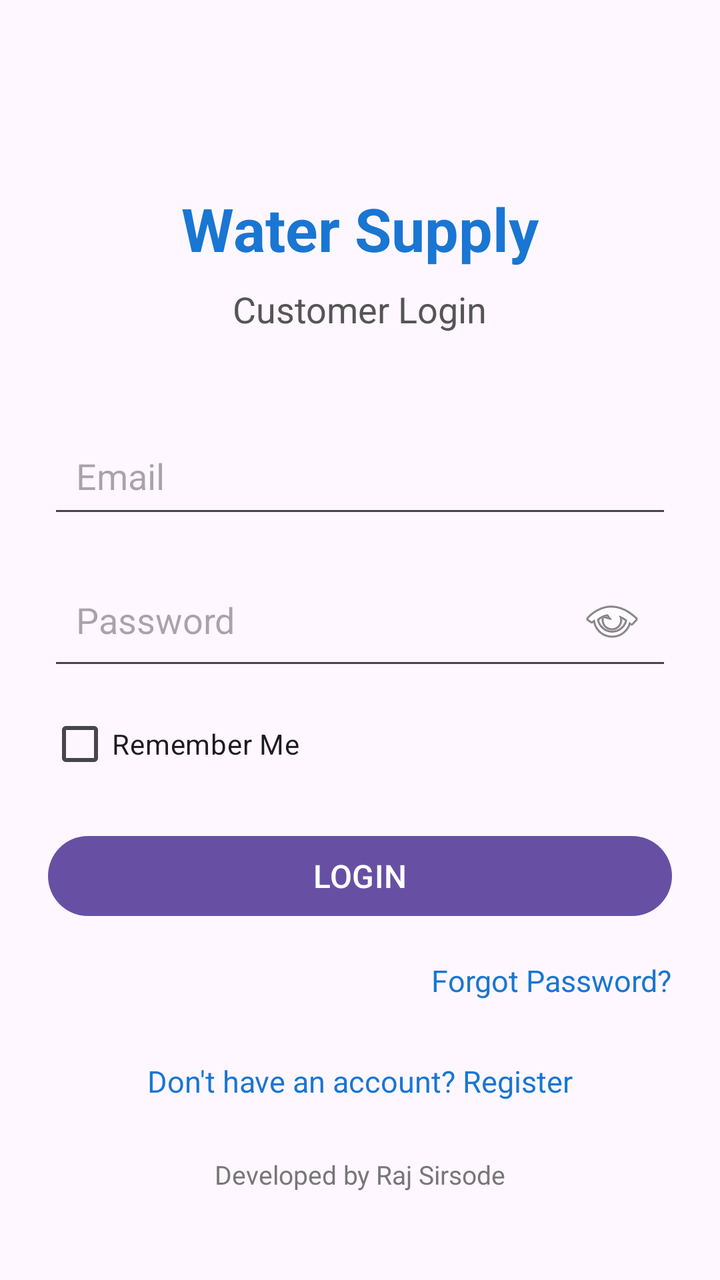
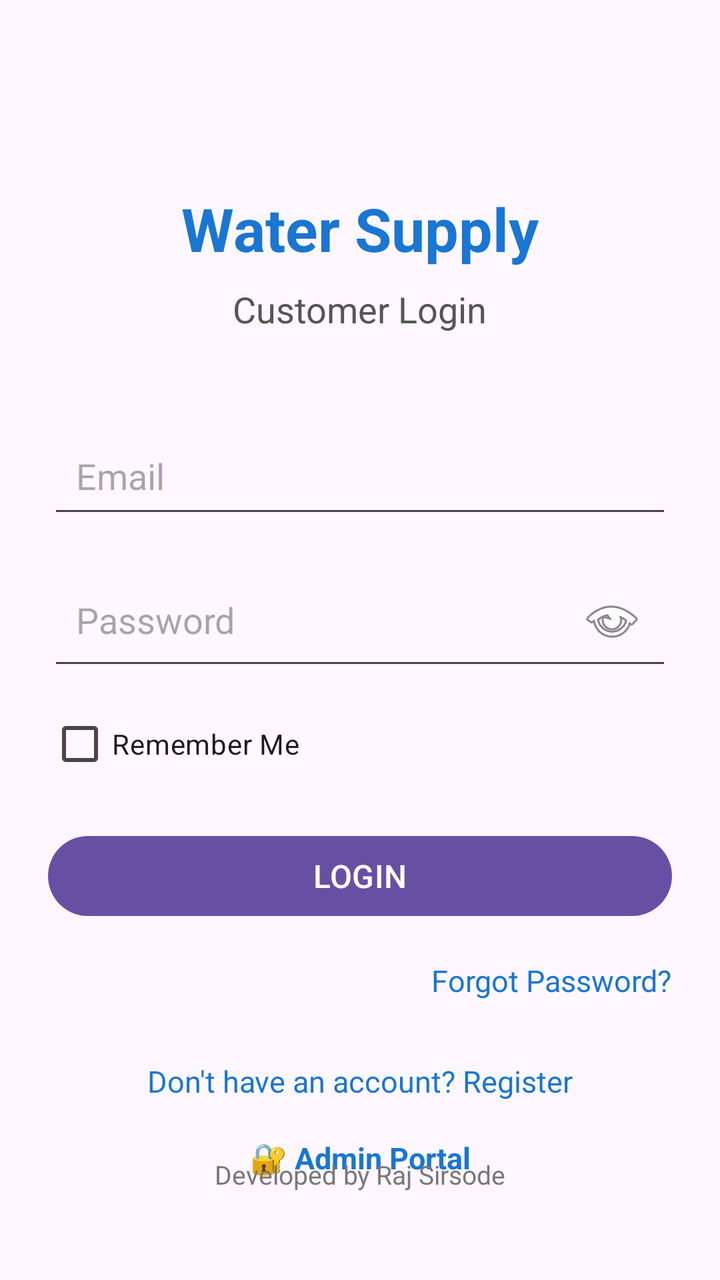

The first picture is an Android layout as it rendered before a commit; the second is the same layout after the commit. The layout source and the unified diff follow.
<!-- AndroidManifest.xml: application theme Theme.WaterSupply -->
<!-- res/layout/activity_main.xml -->
<?xml version="1.0" encoding="utf-8"?>
<androidx.constraintlayout.widget.ConstraintLayout
    xmlns:android="http://schemas.android.com/apk/res/android"
    xmlns:app="http://schemas.android.com/apk/res-auto"
    android:layout_width="match_parent"
    android:layout_height="match_parent"
    android:padding="24dp">

    <TextView
        android:id="@+id/tvTitle"
        android:layout_width="wrap_content"
        android:layout_height="wrap_content"
        android:text="Water Supply"
        android:textSize="30sp"
        android:textStyle="bold"
        android:textColor="#1976D2"
        app:layout_constraintTop_toTopOf="parent"
        app:layout_constraintStart_toStartOf="parent"
        app:layout_constraintEnd_toEndOf="parent"
        android:layout_marginTop="70dp" />

    <TextView
        android:id="@+id/tvSubtitle"
        android:layout_width="wrap_content"
        android:layout_height="wrap_content"
        android:text="Customer Login"
        android:textSize="18sp"
        android:textColor="#555555"
        app:layout_constraintTop_toBottomOf="@id/tvTitle"
        app:layout_constraintStart_toStartOf="parent"
        app:layout_constraintEnd_toEndOf="parent"
        android:layout_marginTop="8dp" />

    <EditText
        android:id="@+id/etEmail"
        android:layout_width="0dp"
        android:layout_height="wrap_content"
        android:hint="Email"
        android:inputType="textEmailAddress"
        android:padding="14dp"
        app:layout_constraintTop_toBottomOf="@id/tvSubtitle"
        app:layout_constraintStart_toStartOf="parent"
        app:layout_constraintEnd_toEndOf="parent"
        android:layout_marginTop="45dp" />

    
    <EditText
        android:id="@+id/etPassword"
        android:layout_width="0dp"
        android:layout_height="wrap_content"
        android:hint="Password"
        android:inputType="textPassword"
        android:padding="14dp"
        android:drawableEnd="@android:drawable/ic_menu_view"
        android:drawablePadding="10dp"
        app:layout_constraintTop_toBottomOf="@id/etEmail"
        app:layout_constraintStart_toStartOf="parent"
        app:layout_constraintEnd_toEndOf="parent"
        android:layout_marginTop="16dp" />

    
    <CheckBox
        android:id="@+id/cbRememberMe"
        android:layout_width="wrap_content"
        android:layout_height="wrap_content"
        android:text="Remember Me"
        android:textSize="14sp"
        app:layout_constraintTop_toBottomOf="@id/etPassword"
        app:layout_constraintStart_toStartOf="parent"
        android:layout_marginTop="8dp" />

    <Button
        android:id="@+id/btnLogin"
        android:layout_width="0dp"
        android:layout_height="wrap_content"
        android:text="LOGIN"
        android:textSize="16sp"
        app:layout_constraintTop_toBottomOf="@id/cbRememberMe"
        app:layout_constraintStart_toStartOf="parent"
        app:layout_constraintEnd_toEndOf="parent"
        android:layout_marginTop="18dp" />

    <TextView
        android:id="@+id/tvForgotPassword"
        android:layout_width="wrap_content"
        android:layout_height="wrap_content"
        android:text="Forgot Password?"
        android:textSize="15sp"
        android:textColor="#1976D2"
        android:clickable="true"
        android:focusable="true"
        app:layout_constraintTop_toBottomOf="@id/btnLogin"
        app:layout_constraintEnd_toEndOf="parent"
        android:layout_marginTop="18dp" />

    <TextView
        android:id="@+id/tvRegister"
        android:layout_width="wrap_content"
        android:layout_height="wrap_content"
        android:text="Don't have an account? Register"
        android:textSize="15sp"
        android:textColor="#1976D2"
        android:clickable="true"
        android:focusable="true"
        app:layout_constraintTop_toBottomOf="@id/tvForgotPassword"
        app:layout_constraintStart_toStartOf="parent"
        app:layout_constraintEnd_toEndOf="parent"
        android:layout_marginTop="30dp" />

    <TextView
        android:id="@+id/tvDeveloper"
        android:layout_width="wrap_content"
        android:layout_height="wrap_content"
        android:text="Developed by Raj Sirsode"
        android:textSize="13sp"
        android:textColor="#777777"
        app:layout_constraintBottom_toBottomOf="parent"
        app:layout_constraintStart_toStartOf="parent"
        app:layout_constraintEnd_toEndOf="parent"
        android:layout_marginBottom="20dp" />

</androidx.constraintlayout.widget.ConstraintLayout>
<!-- resources referenced by this layout -->
<resources>
  <style name="Theme.WaterSupply" parent="Base.Theme.WaterSupply" />
  <style name="Base.Theme.WaterSupply" parent="Theme.Material3.DayNight.NoActionBar">
          
          
      </style>
</resources>

<!-- the commit's change to res/layout/activity_main.xml (unified diff, before → after) -->
@@ -107,6 +107,22 @@
         app:layout_constraintEnd_toEndOf="parent"
         android:layout_marginTop="30dp" />
 
+    
+    <TextView
+        android:id="@+id/tvAdminPortal"
+        android:layout_width="wrap_content"
+        android:layout_height="wrap_content"
+        android:text="🔐 Admin Portal"
+        android:textSize="15sp"
+        android:textStyle="bold"
+        android:textColor="#1976D2"
+        android:clickable="true"
+        android:focusable="true"
+        app:layout_constraintTop_toBottomOf="@id/tvRegister"
+        app:layout_constraintStart_toStartOf="parent"
+        app:layout_constraintEnd_toEndOf="parent"
+        android:layout_marginTop="18dp" />
+
     <TextView
         android:id="@+id/tvDeveloper"
         android:layout_width="wrap_content"
